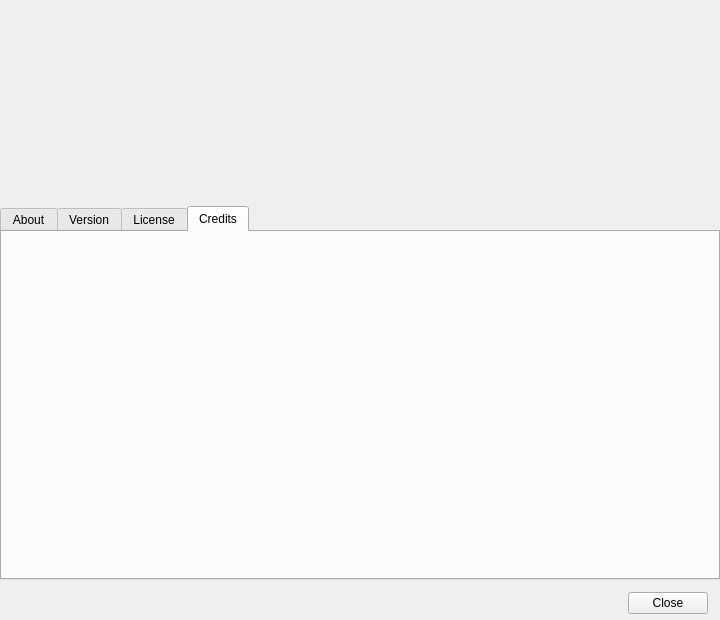
First picture: the form in bci_framework/framework/qtgui/about.ui, repository UN-GCPDS/bci-framework, before the edit.
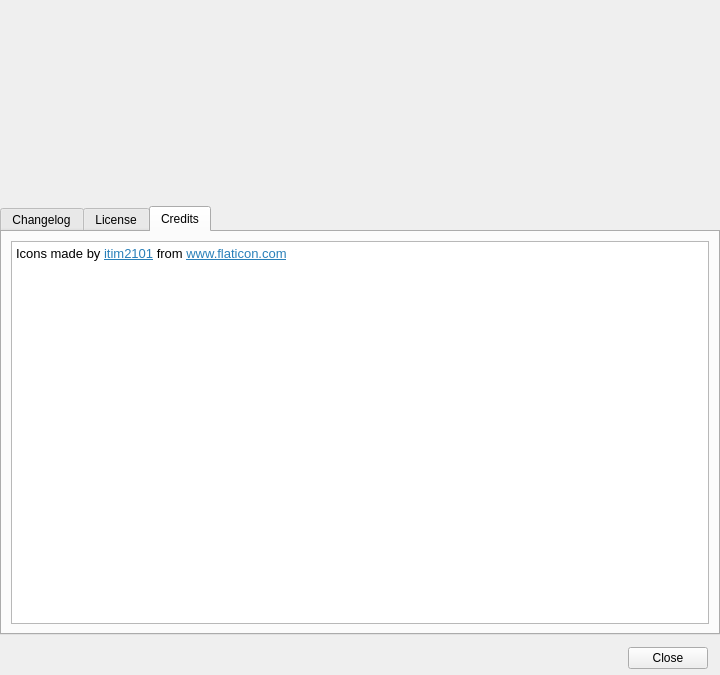
Second picture: the form after the edit. The open tabs and pages were chosen to show the change. Icons and pictures are not drawn.

The edit to the form file:
```diff
--- a/bci_framework/framework/qtgui/about.ui
+++ b/bci_framework/framework/qtgui/about.ui
@@ -7,7 +7,7 @@
     <x>0</x>
     <y>0</y>
     <width>720</width>
-    <height>620</height>
+    <height>675</height>
    </rect>
   </property>
   <property name="windowTitle">
@@ -32,14 +32,9 @@
       <property name="currentIndex">
        <number>0</number>
       </property>
-      <widget class="QWidget" name="tab_4">
-       <attribute name="title">
-        <string>About</string>
-       </attribute>
-      </widget>
       <widget class="QWidget" name="tab">
        <attribute name="title">
-        <string>Version</string>
+        <string>Changelog</string>
        </attribute>
       </widget>
       <widget class="QWidget" name="tab_license">
@@ -84,7 +79,22 @@
        <attribute name="title">
         <string>Credits</string>
        </attribute>
-       <layout class="QGridLayout" name="gridLayout_3"/>
+       <layout class="QGridLayout" name="gridLayout_3">
+        <item row="0" column="0">
+         <widget class="QTextEdit" name="textEdit">
+          <property name="html">
+           <string>&lt;!DOCTYPE HTML PUBLIC &quot;-//W3C//DTD HTML 4.0//EN&quot; &quot;http://www.w3.org/TR/REC-html40/strict.dtd&quot;&gt;
+&lt;html&gt;&lt;head&gt;&lt;meta name=&quot;qrichtext&quot; content=&quot;1&quot; /&gt;&lt;style type=&quot;text/css&quot;&gt;
+p, li { white-space: pre-wrap; }
+&lt;/style&gt;&lt;/head&gt;&lt;body style=&quot; font-family:'Noto Sans'; font-size:10pt; font-weight:400; font-style:normal;&quot;&gt;
+&lt;p style=&quot; margin-top:12px; margin-bottom:12px; margin-left:0px; margin-right:0px; -qt-block-indent:0; text-indent:0px;&quot;&gt;Icons made by &lt;a href=&quot;https://www.flaticon.com/authors/itim2101&quot;&gt;&lt;span style=&quot; text-decoration: underline; color:#2980b9;&quot;&gt;itim2101&lt;/span&gt;&lt;/a&gt; from &lt;a href=&quot;https://www.flaticon.com/&quot;&gt;&lt;span style=&quot; text-decoration: underline; color:#2980b9;&quot;&gt;www.flaticon.com&lt;/span&gt;&lt;/a&gt;&lt;/p&gt;&lt;/body&gt;&lt;/html&gt;</string>
+          </property>
+          <property name="textInteractionFlags">
+           <set>Qt::LinksAccessibleByMouse|Qt::TextSelectableByKeyboard</set>
+          </property>
+         </widget>
+        </item>
+       </layout>
       </widget>
      </widget>
     </item>
```
Left out of the diff: 7 changed lines with no effect on the pictures.
